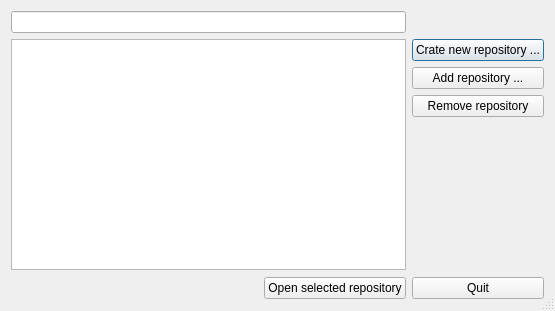
First picture: the form in kitten/repositories_dialog.ui, repository riyad/kitten-ruby, before the edit.
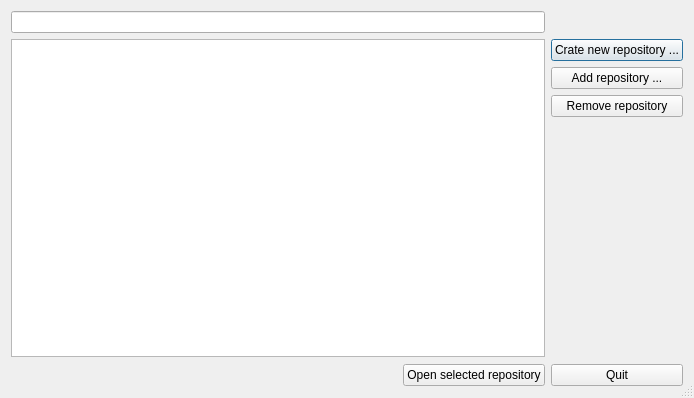
Second picture: the form after the edit. Custom widgets are drawn as their Qt base class.

Commit message: Connected repositories list with dialog.

```diff
--- a/kitten/repositories_dialog.ui
+++ b/kitten/repositories_dialog.ui
@@ -6,8 +6,8 @@
    <rect>
     <x>0</x>
     <y>0</y>
-    <width>555</width>
-    <height>311</height>
+    <width>694</width>
+    <height>398</height>
    </rect>
   </property>
   <property name="windowTitle">
```
Left out of the diff: 32 changed lines with no effect on the pictures.
